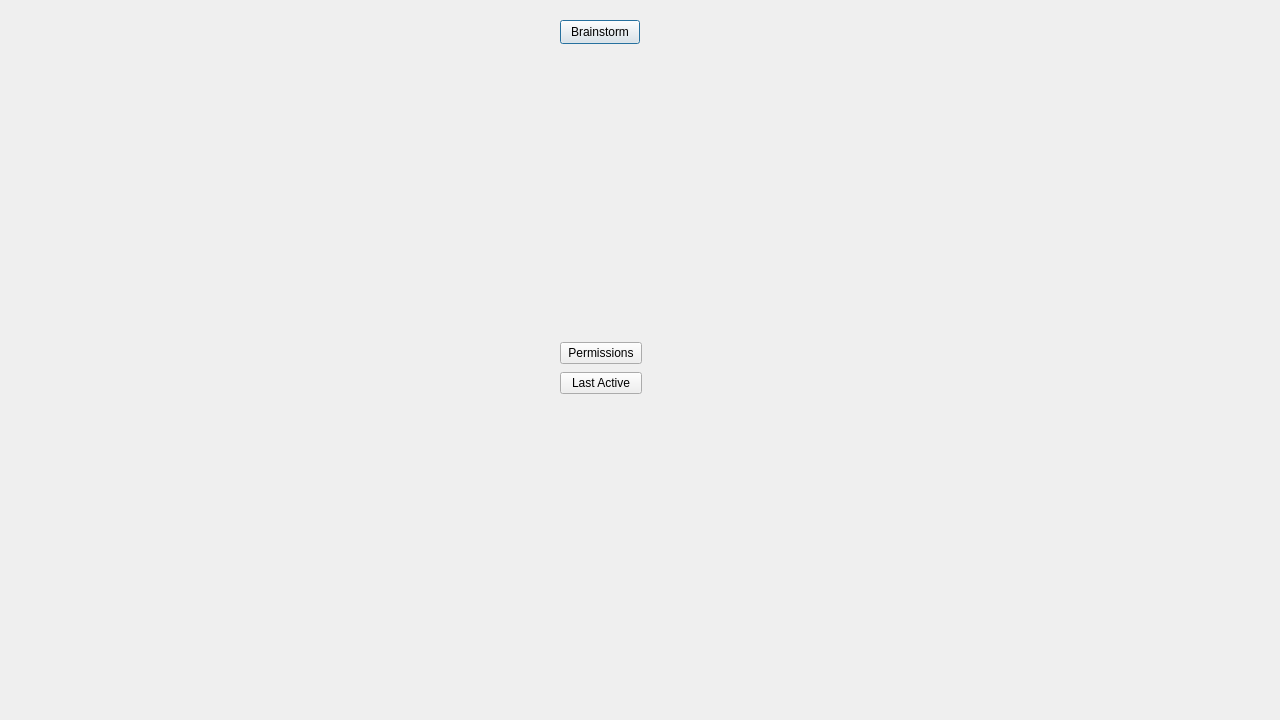
codingburgas/school-project-assignment-codex, file brainstorm/brainstorm/forms/loggedInWindow.ui: the form before one commit.
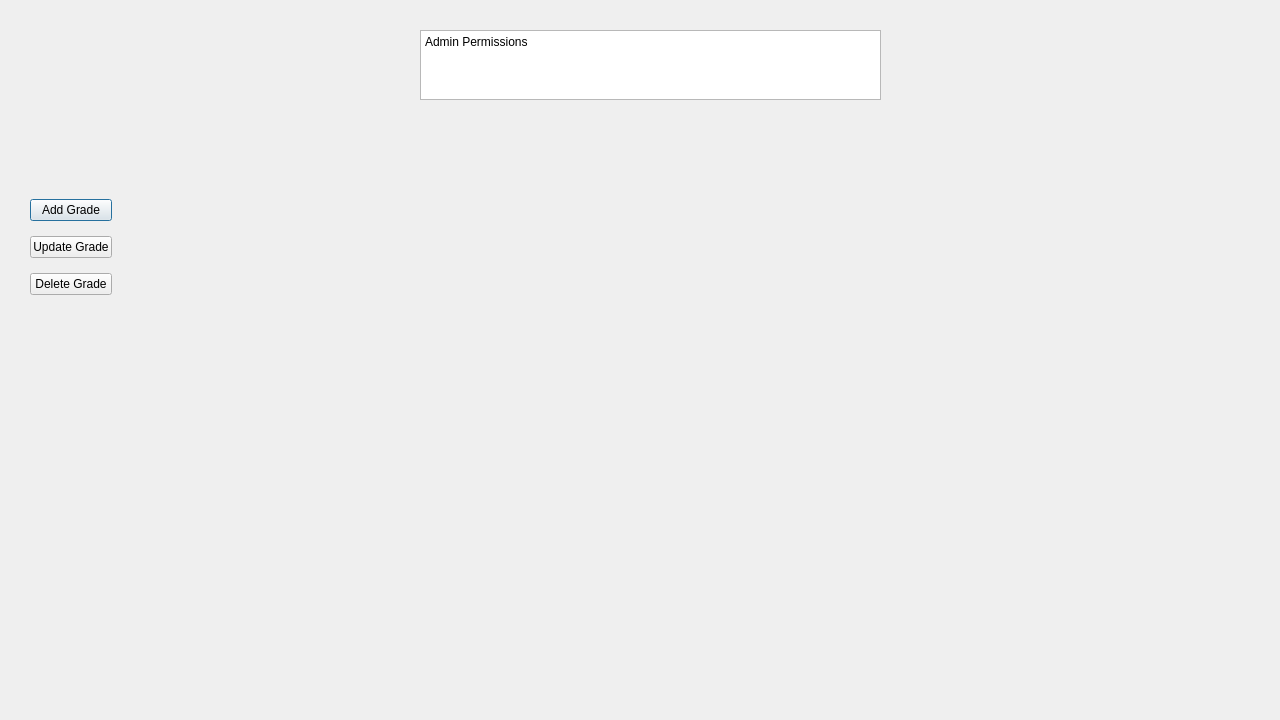
The form after the commit. The open tabs and pages were chosen to show the change.

Commit message: Remove LoggedInWindowAdmin class (Close #22) Add pages to a stacked widget in loggedInWindow which determine permission level (Close #23) Add GradesButtons class (Close #24) Add stacked widget to GradesButtons class to have 3 different windows for the buttons in 1 .ui file (Close #25) Fix grades database query return messages (Close #26) Implement grades functions with user input inside GradesButtons class (Close #27)

The edit to the form file:
```diff
--- a/brainstorm/brainstorm/forms/loggedInWindow.ui
+++ b/brainstorm/brainstorm/forms/loggedInWindow.ui
@@ -13,44 +13,85 @@
   <property name="windowTitle">
    <string>Brainstorm | Logged in (user)</string>
   </property>
-  <widget class="QPushButton" name="pushButtonHead">
+  <widget class="QStackedWidget" name="stackedWidget">
    <property name="geometry">
     <rect>
-     <x>560</x>
-     <y>20</y>
-     <width>80</width>
-     <height>24</height>
+     <x>0</x>
+     <y>0</y>
+     <width>1281</width>
+     <height>721</height>
+    </rect>
+   </property>
+   <widget class="QWidget" name="pageUser">
+    <widget class="QLabel" name="label">
+     <property name="geometry">
+      <rect>
+       <x>360</x>
+       <y>10</y>
+       <width>541</width>
+       <height>71</height>
     </rect>
    </property>
    <property name="text">
-    <string>Brainstorm</string>
+      <string>&lt;html&gt;&lt;head/&gt;&lt;body&gt;&lt;p&gt;&lt;span style=&quot; font-size:28pt;&quot;&gt;Welcome back!&lt;/span&gt;&lt;/p&gt;&lt;/body&gt;&lt;/html&gt;</string>
+     </property>
+    </widget>
+   </widget>
+   <widget class="QWidget" name="pageAdmin">
+    <widget class="QTextEdit" name="textEdit">
+     <property name="geometry">
+      <rect>
+       <x>420</x>
+       <y>30</y>
+       <width>461</width>
+       <height>70</height>
+      </rect>
+     </property>
+     <property name="html">
+      <string>&lt;!DOCTYPE HTML PUBLIC &quot;-//W3C//DTD HTML 4.0//EN&quot; &quot;http://www.w3.org/TR/REC-html40/strict.dtd&quot;&gt;
+&lt;html&gt;&lt;head&gt;&lt;meta name=&quot;qrichtext&quot; content=&quot;1&quot; /&gt;&lt;meta charset=&quot;utf-8&quot; /&gt;&lt;style type=&quot;text/css&quot;&gt;
+p, li { white-space: pre-wrap; }
+hr { height: 1px; border-width: 0; }
+li.unchecked::marker { content: &quot;\2610&quot;; }
+li.checked::marker { content: &quot;\2612&quot;; }
+&lt;/style&gt;&lt;/head&gt;&lt;body style=&quot; font-family:'Segoe UI'; font-size:9pt; font-weight:400; font-style:normal;&quot;&gt;
+&lt;p style=&quot; margin-top:0px; margin-bottom:0px; margin-left:0px; margin-right:0px; -qt-block-indent:0; text-indent:0px;&quot;&gt;Admin Permissions&lt;/p&gt;&lt;/body&gt;&lt;/html&gt;</string>
    </property>
   </widget>
   <widget class="QWidget" name="layoutWidget">
    <property name="geometry">
     <rect>
-     <x>560</x>
-     <y>340</y>
+       <x>30</x>
+       <y>190</y>
      <width>82</width>
-     <height>56</height>
-    </rect>
-   </property>
-   <layout class="QVBoxLayout" name="verticalLayoutTestButtons">
+       <height>116</height>
+      </rect>
+     </property>
+     <layout class="QVBoxLayout" name="verticalLayout">
     <item>
      <widget class="QPushButton" name="pushButtonPerms">
       <property name="text">
-       <string>Permissions</string>
+         <string>Add Grade</string>
       </property>
      </widget>
     </item>
     <item>
      <widget class="QPushButton" name="pushButtonLastActive">
       <property name="text">
-       <string>Last Active</string>
+         <string>Update Grade</string>
+        </property>
+       </widget>
+      </item>
+      <item>
+       <widget class="QPushButton" name="pushButtonDeleteGrade">
+        <property name="text">
+         <string>Delete Grade</string>
       </property>
      </widget>
     </item>
    </layout>
+    </widget>
+   </widget>
   </widget>
  </widget>
  <resources/>
```
Left out of the diff: 6 changed lines with no effect on the pictures. Lines whose indentation alone changed are shown as unchanged. The commit also changes 13 other files.
